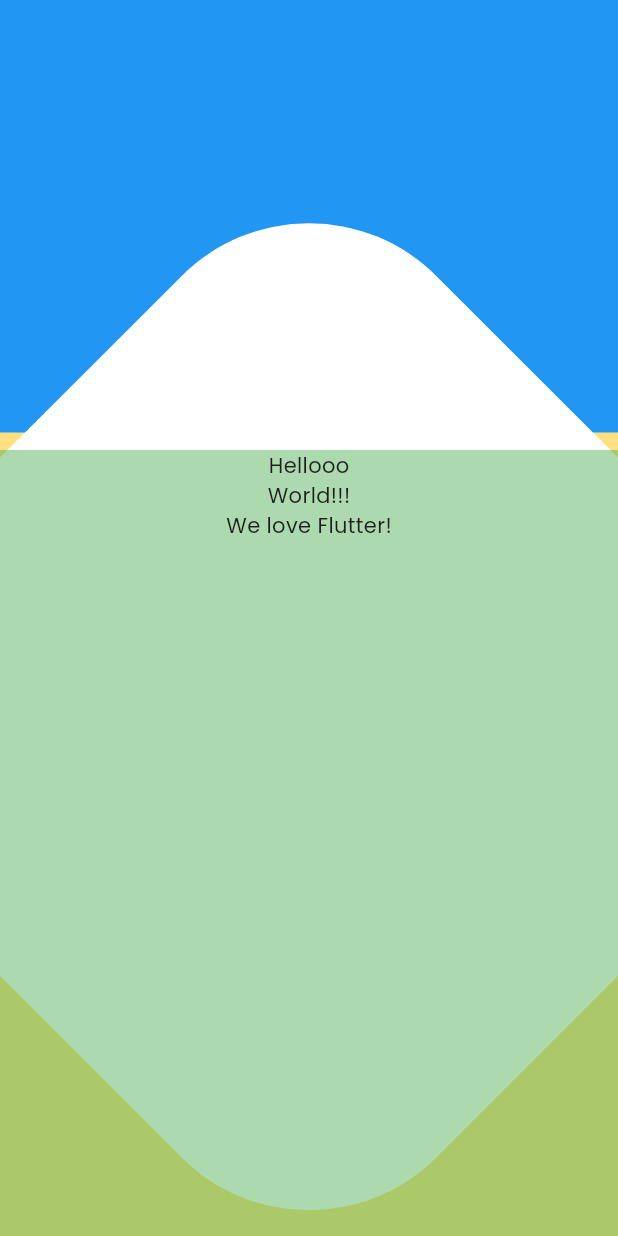
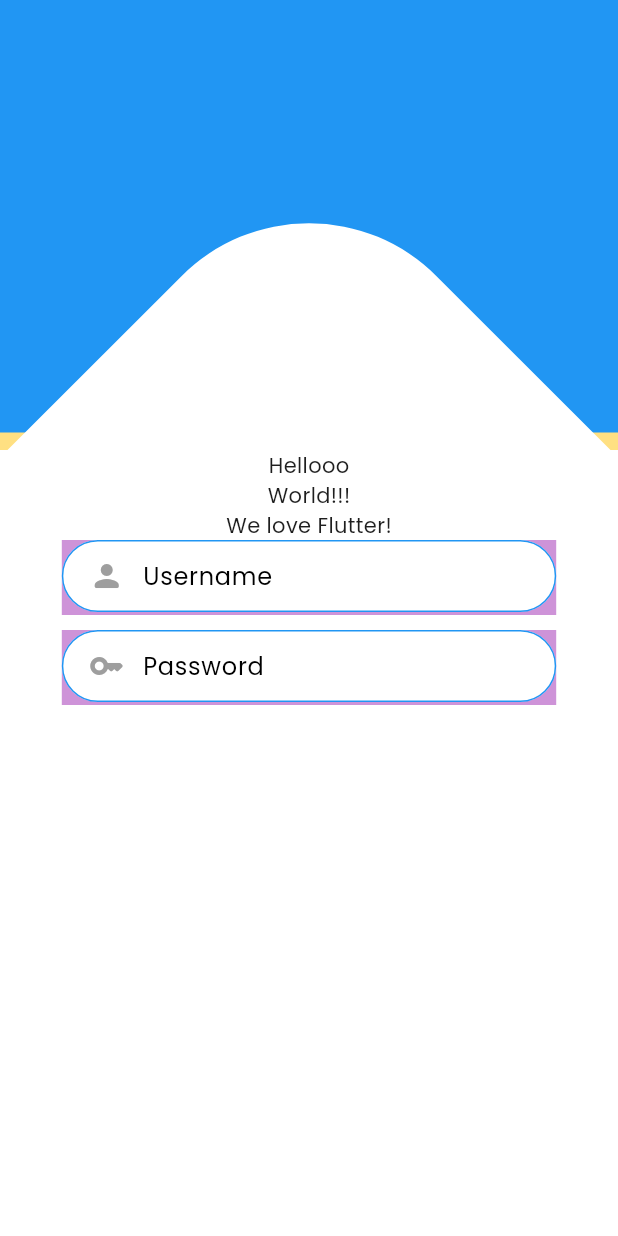
Before and after one commit to lnogami/WanderHuman, a Flutter app: the screen it shows after launch, on a phone screen of 412 x 824 dp. Run offline on Flutter 3.47's test engine with Material 3 defaults, Android fonts, the phone set to English and light mode, and no system bars; our stand-ins replace firebase_core, flutter_dotenv, geolocator; missing offline and left inert: mapbox_maps_flutter; accounts and stored records are empty.

Commit message:
temporary Login UI, working in progress.

```diff
--- a/lib/main.dart
+++ b/lib/main.dart
@@ -3,7 +3,6 @@ import 'package:flutter/material.dart';
 import 'package:flutter_dotenv/flutter_dotenv.dart';
 import 'package:wanderhuman_app/firebase_options.dart';
 import 'package:wanderhuman_app/utilities/color_palette.dart';
-import 'package:wanderhuman_app/view/home/home.dart';
 import 'package:wanderhuman_app/view/login/login.dart';
 
 void main() async {
@@ -25,6 +24,12 @@ class MainApp extends StatelessWidget {
       debugShowCheckedModeBanner: false,
       theme: ThemeData(
         primarySwatch: Colors.blue,
+        // affects app bar, etc.
+        primaryColor: Colors.blue,
+        // this affects highlighted components, such as a TextField with focus, etc.
+        colorScheme: ColorScheme.fromSwatch().copyWith(secondary: Colors.blue),
+        // affects the scaffold's background
+        scaffoldBackgroundColor: Colors.white,
         fontFamily: 'Poppins',
         textTheme: TextTheme(
           bodyLarge: TextStyle(
@@ -33,7 +38,6 @@ class MainApp extends StatelessWidget {
           bodyMedium: TextStyle(
             color: MyColorPalette.fontColorB,
           ), // For smaller text
-          // You can add more styles if needed
         ),
       ),
       // home: MapBody(),
--- a/lib/view/login/login.dart
+++ b/lib/view/login/login.dart
@@ -1,8 +1,7 @@
-import 'dart:math' as Math;
-
 import 'package:flutter/material.dart';
 import 'package:wanderhuman_app/utilities/dimension_adapter.dart';
 import 'package:wanderhuman_app/view/login/widgets/layout_material.dart';
+import 'package:wanderhuman_app/view/login/widgets/textfield.dart';
 
 class LoginPage extends StatefulWidget {
   const LoginPage({super.key});
@@ -10,6 +9,9 @@ class LoginPage extends StatefulWidget {
   @override
   State<LoginPage> createState() => _LoginPageState();
 }
+
+TextEditingController usernameController = TextEditingController();
+TextEditingController passwordController = TextEditingController();
 
 class _LoginPageState extends State<LoginPage> {
   @override
@@ -78,7 +80,7 @@ class _LoginPageState extends State<LoginPage> {
             MyLayoutMaterial(
               distanceFromTop: 300,
               heightPercentage: 0.7,
-              color: const Color.fromARGB(118, 76, 175, 79),
+              // color: const Color.fromARGB(118, 76, 175, 79),
               isRotatable: false,
               child: Column(
                 mainAxisAlignment: MainAxisAlignment.start,
@@ -86,6 +88,18 @@ class _LoginPageState extends State<LoginPage> {
                   Text("Hellooo"),
                   Text("World!!!"),
                   Text("We love Flutter!"),
+                  MyCustTextfield(
+                    textController: usernameController,
+                    prefixIcon: Icons.person_rounded,
+                    labelText: "Username",
+                    hintText: "Username...",
+                  ),
+                  SizedBox(height: 10),
+                  MyCustTextfield(
+                    textController: passwordController,
+                    prefixIcon: Icons.key_rounded,
+                    labelText: "Password",
+                  ),
                 ],
               ),
             ),
--- a/lib/view/login/widgets/layout_material.dart
+++ b/lib/view/login/widgets/layout_material.dart
@@ -12,11 +12,11 @@ class MyLayoutMaterial extends StatelessWidget {
   /// Used with isSquare = true
   final double? isSquareSize;
 
-  /// Tthe width is automatically adjust base on the screensize, so the widthPercentage is the ratio of how much of the screen you want to occupy.
-  final double? widthPercentage;
+  /// The width is automatically adjusted base on the screensize, so the widthPercentage is the ratio of how much of the screen you want to occupy.
+  final double widthPercentage;
 
-  /// The height is automatically adjust base on the screensize, so the heightPercentage is the ratio of how much of the screen you want to occupy.
-  final double? heightPercentage;
+  /// The height is automatically adjusted base on the screensize, so the heightPercentage is the ratio of how much of the screen you want to occupy.
+  final double heightPercentage;
   final Color color;
   final double borderRadius;
 
@@ -51,10 +51,10 @@ class MyLayoutMaterial extends StatelessWidget {
       child: Container(
         width: (isSquare)
             ? isSquareSize!
-            : (MyDimensionAdapter.getHeight(context) * widthPercentage!),
+            : (MyDimensionAdapter.getHeight(context) * widthPercentage),
         height: (isSquare)
             ? isSquareSize
-            : (MyDimensionAdapter.getHeight(context) * heightPercentage!),
+            : (MyDimensionAdapter.getHeight(context) * heightPercentage),
         decoration: BoxDecoration(
           color: color,
           borderRadius: BorderRadius.circular(borderRadius),
--- a/lib/view/login/widgets/textfield.dart
+++ b/lib/view/login/widgets/textfield.dart
@@ -0,0 +1,82 @@
+// to be constructed..
+import 'package:flutter/material.dart';
+import 'package:wanderhuman_app/utilities/dimension_adapter.dart';
+
+class MyCustTextfield extends StatelessWidget {
+  /// The width is automatically adjusted base on the screensize, so the widthPercentage is the ratio of how much of the screen you want to occupy.
+  final double widthPercentage;
+
+  /// The height is automatically adjusted base on the screensize, so the heightPercentage is the ratio of how much of the screen you want to occupy.
+  final double heightPercentage;
+
+  final bool isUsingStaticDimension;
+  final String? hintText;
+  final String labelText;
+  final IconData prefixIcon;
+  final Color prefixIconColor;
+
+  /// This will manage the data the textfield will accept
+  final TextEditingController textController;
+
+  /// My customized textfield
+  const MyCustTextfield({
+    super.key,
+    this.isUsingStaticDimension = true,
+    this.widthPercentage = 1.0,
+    this.heightPercentage = 1.0,
+    this.hintText,
+    required this.labelText,
+    required this.prefixIcon,
+    this.prefixIconColor = Colors.grey,
+    required this.textController,
+  });
+
+  @override
+  Widget build(BuildContext context) {
+    return Container(
+      width: (isUsingStaticDimension)
+          ? MyDimensionAdapter.getWidth(context) * 0.80
+          : MyDimensionAdapter.getWidth(context) * widthPercentage,
+      height: (isUsingStaticDimension)
+          ? 50
+          : MyDimensionAdapter.getHeight(context) * heightPercentage,
+      color: Colors.purple.shade200,
+      child: TextField(
+        controller: textController,
+
+        decoration: InputDecoration(
+          // helper: Text("Username.."),
+          // hint: Text("Username.."),
+          labelText: labelText,
+          hintText: (hintText != null) ? hintText : "",
+          alignLabelWithHint: true,
+          filled: true,
+          contentPadding: EdgeInsets.only(
+            // left: -50,
+            top: 3,
+            right: 3,
+            bottom: 5,
+          ),
+          prefixIcon: Padding(
+            padding: const EdgeInsets.only(left: 10),
+            child: Icon(prefixIcon),
+          ),
+          prefixIconConstraints: BoxConstraints.tight(Size(50, 32)),
+          // prefixIconConstraints: BoxConstraints.,
+          prefixIconColor: prefixIconColor,
+          enabledBorder: OutlineInputBorder(
+            borderRadius: BorderRadius.circular(30),
+            borderSide: BorderSide(color: Colors.blue),
+          ),
+          focusedBorder: OutlineInputBorder(
+            borderRadius: BorderRadius.circular(30),
+            borderSide: BorderSide(
+              color: Theme.of(context).primaryColor,
+              width: 2.5,
+            ),
+          ),
+        ),
+      ),
+    );
+  }
+}
```
